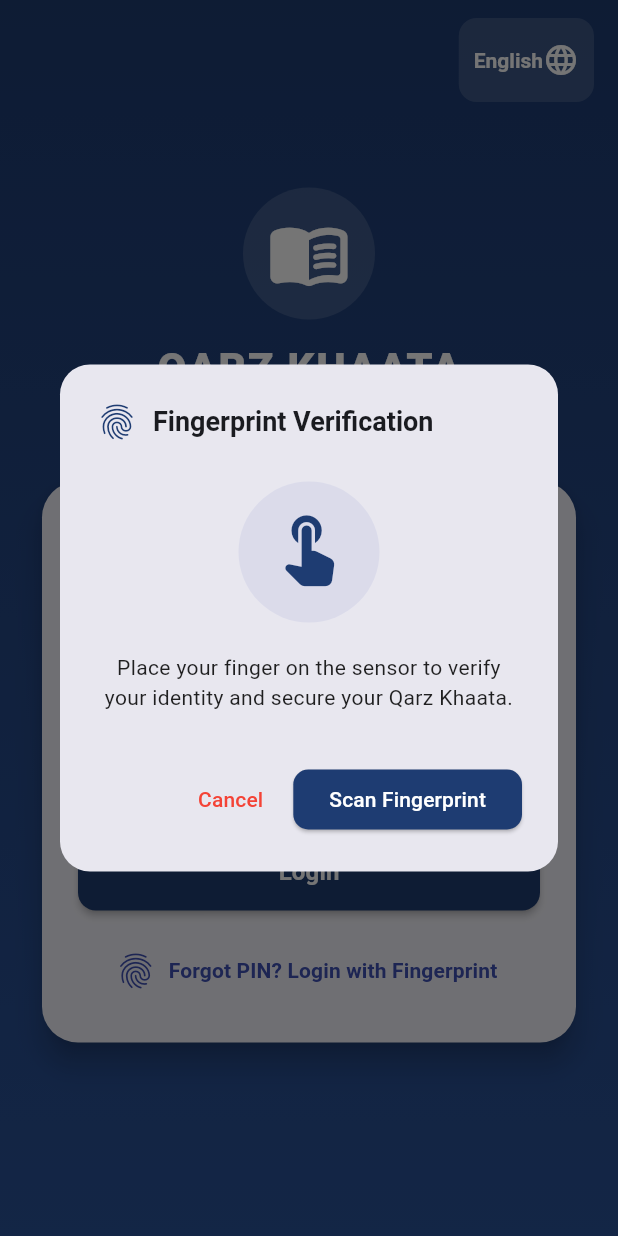
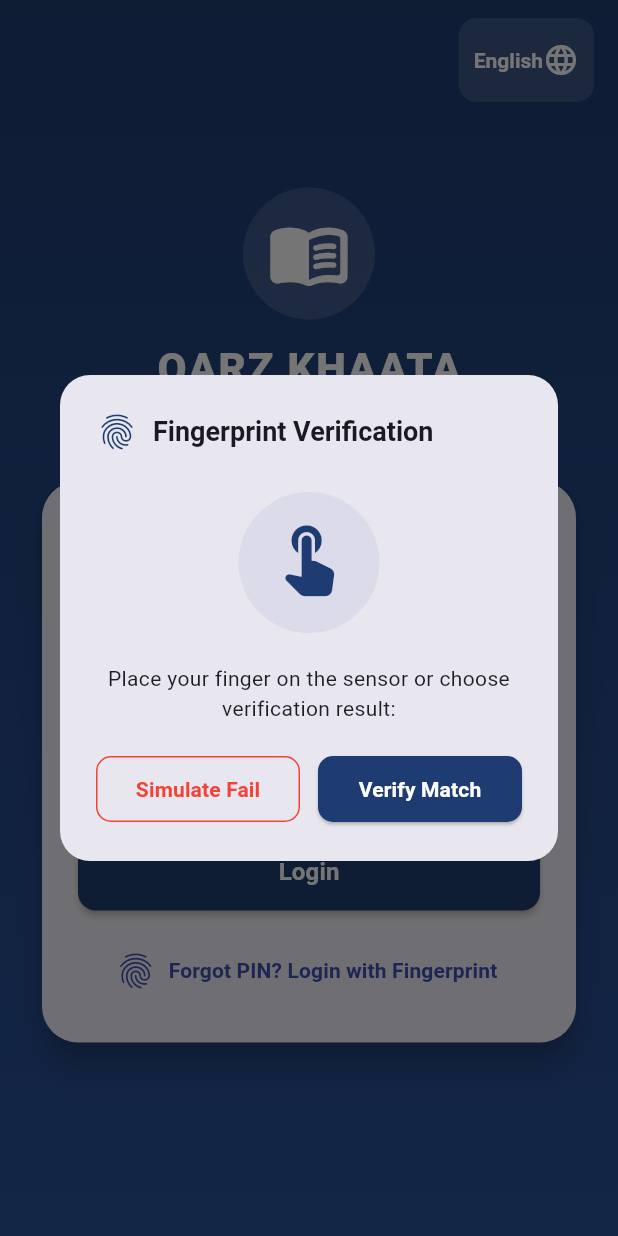
Before and after one commit to talibafridi97-source/QarzKhaataApp, a Flutter app: the screen it shows after launch, after a tap on "Already have account? Login", after a tap on "Forgot PIN? Login with Fingerprint", on a phone screen of 412 x 824 dp. Run offline on Flutter 3.47's test engine with Material 3 defaults, Android fonts, the light colour scheme and no system bars; our stand-ins replace local_auth, shared_preferences, sqflite_common_ffi, sqflite_common_ffi_web; accounts and stored records are empty.

Commit message:
Add interactive Biometric Verification Dialog with explicit Verify Match and Simulate Fail options for login & signup

```diff
--- a/lib/screens/auth_screen.dart
+++ b/lib/screens/auth_screen.dart
@@ -119,7 +119,7 @@
       if (!mounted) return;
       ScaffoldMessenger.of(context).showSnackBar(
         const SnackBar(
-          content: Text('Fingerprint verification canceled.'),
+          content: Text('Fingerprint verification failed. Login failed.'),
           backgroundColor: Colors.redAccent,
         ),
       );
--- a/lib/widgets/biometric_dialog.dart
+++ b/lib/widgets/biometric_dialog.dart
@@ -1,6 +1,6 @@
 import 'package:flutter/material.dart';
 
-/// Professional Biometric Fingerprint Scan Dialog for mobile and desktop testing.
+/// Professional Biometric Fingerprint Scan Dialog supporting both Success (Match) and Failure test flows.
 class BiometricDialog extends StatelessWidget {
   const BiometricDialog({super.key});
 
@@ -42,31 +42,42 @@
           ),
           const SizedBox(height: 20),
           const Text(
-            'Place your finger on the sensor to verify your identity and secure your Qarz Khaata.',
+            'Place your finger on the sensor or choose verification result:',
             textAlign: TextAlign.center,
             style: TextStyle(fontSize: 14, color: Colors.black87),
           ),
-          const SizedBox(height: 10),
-        ],
+          const SizedBox(height: 20),
+          Row(
+            children: [
+              Expanded(
+                child: OutlinedButton(
+                  style: OutlinedButton.styleFrom(
+                    foregroundColor: Colors.red,
+                    side: const BorderSide(color: Colors.red),
+                    shape: RoundedRectangleBorder(borderRadius: BorderRadius.circular(10)),
+                    padding: const EdgeInsets.symmetric(vertical: 12),
                   ),
-      actions: [
-        TextButton(
-          onPressed: () => Navigator.pop(context, false),
-          child: const Text('Cancel', style: TextStyle(color: Colors.red)),
+                  onPressed: () => Navigator.pop(context, false), // Simulate fail / mismatch
+                  child: const Text('Simulate Fail', style: TextStyle(fontWeight: FontWeight.bold)),
                 ),
-        ElevatedButton(
+              ),
+              const SizedBox(width: 12),
+              Expanded(
+                child: ElevatedButton(
                   style: ElevatedButton.styleFrom(
                     backgroundColor: const Color(0xFF1E3C72),
                     foregroundColor: Colors.white,
                     shape: RoundedRectangleBorder(borderRadius: BorderRadius.circular(10)),
+                    padding: const EdgeInsets.symmetric(vertical: 12),
                   ),
-          onPressed: () {
-            // Simulate successful fingerprint scan
-            Navigator.pop(context, true);
-          },
-          child: const Text('Scan Fingerprint'),
+                  onPressed: () => Navigator.pop(context, true), // Simulate success / match
+                  child: const Text('Verify Match', style: TextStyle(fontWeight: FontWeight.bold)),
+                ),
               ),
             ],
+          ),
+        ],
+      ),
     );
   }
 }
```
Lines whose indentation alone changed are shown as unchanged.
